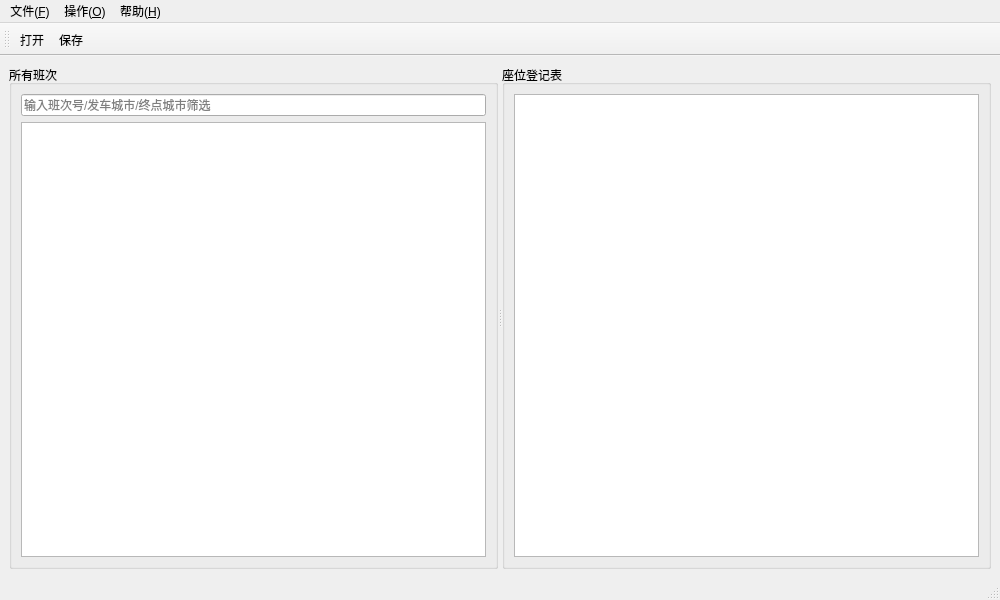
First picture: the form in mainwindow.ui, repository citrus-dot/QTrainTixSys, before the edit.
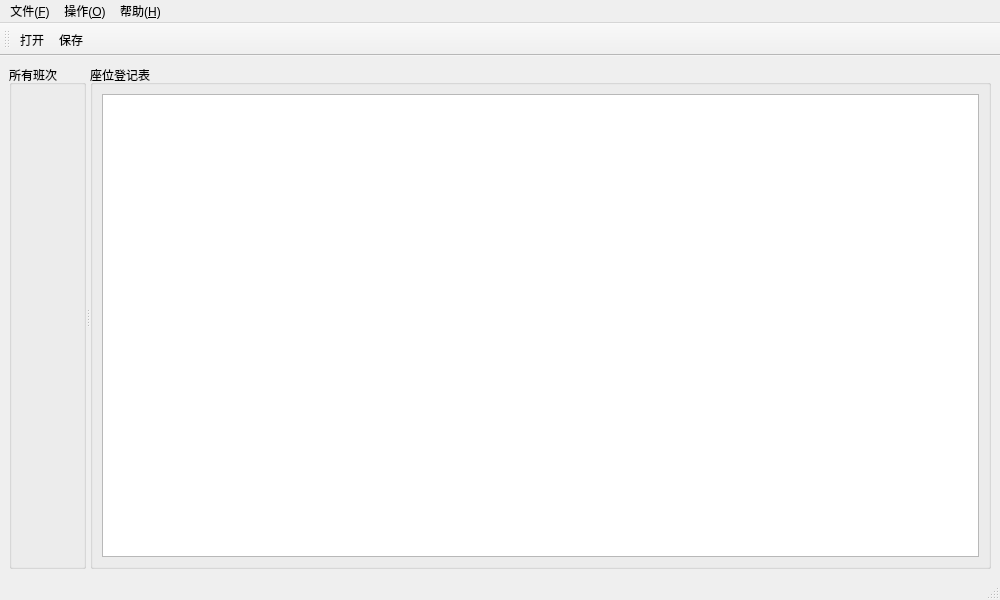
Second picture: the form after the edit. Custom widgets are drawn as their Qt base class.

Commit message: V12: 抽取班次列表组件

What changed in the file:
```diff
--- a/mainwindow.ui
+++ b/mainwindow.ui
@@ -26,17 +26,7 @@
        </property>
        <layout class="QVBoxLayout" name="trainLayout">
         <item>
-         <widget class="QLineEdit" name="searchEdit">
-          <property name="placeholderText">
-           <string>输入班次号/发车城市/终点城市筛选</string>
-          </property>
-          <property name="clearButtonEnabled">
-           <bool>true</bool>
-          </property>
-         </widget>
-        </item>
-        <item>
-         <widget class="QTableWidget" name="trainTable"/>
+         <widget class="TrainListView" name="trainListView"/>
         </item>
        </layout>
       </widget>
@@ -168,4 +158,12 @@
  </widget>
  <resources/>
  <connections/>
+ <customwidgets>
+  <customwidget>
+   <class>TrainListView</class>
+   <extends>QWidget</extends>
+   <header>trainlistview.h</header>
+   <container>1</container>
+  </customwidget>
+ </customwidgets>
 </ui>
```
The commit also changes 5 other files.
